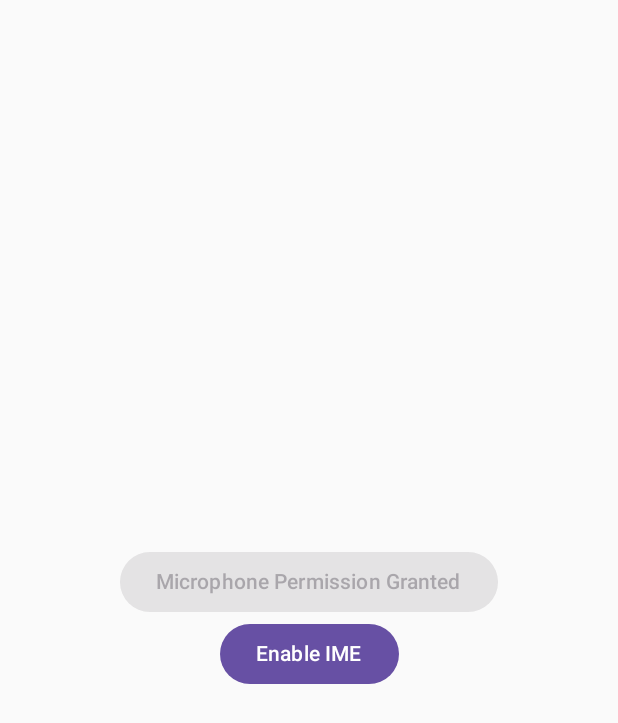
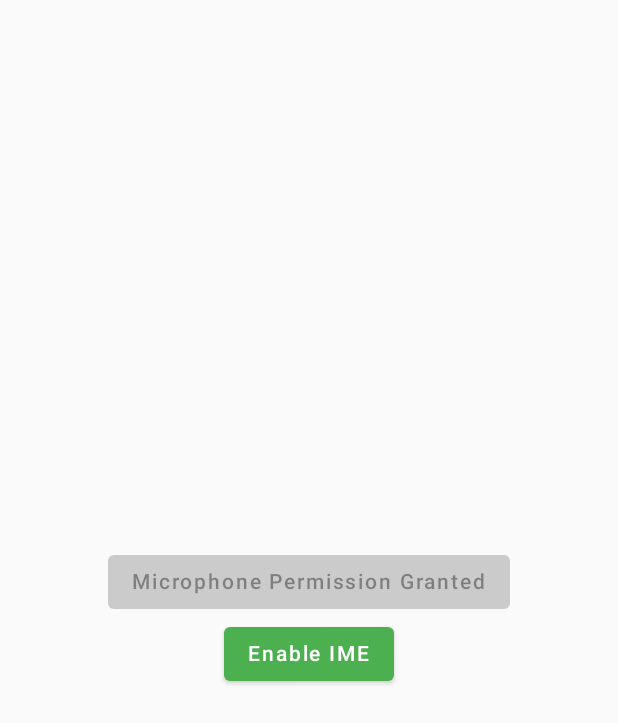
Before and after one commit to ElishaAz/Sayboard, an Android app built with Jetpack Compose: the screen it shows after launch (SettingsActivity), on a phone screen of 412 x 824 dp. Shown: the top 723 px of the screen. Run offline under Robolectric (Android 15) with nearby library versions, the phone set to English and light mode, and no system bars; our stand-ins replace EventBus, livedata-compose; libraries missing offline, so code that uses them is left out: dev.patrickgold.jetpref; 3 statements that could not run were skipped.

Commit message:
Switched to material 2. Added dark theme. Closes #40

```diff
--- a/app/build.gradle
+++ b/app/build.gradle
@@ -145,9 +145,9 @@ dependencies {
 
     // Choose one of the following:
     // Material Design 3
-    implementation 'androidx.compose.material3:material3'
+//    implementation 'androidx.compose.material3:material3'
     // or Material Design 2
-//    implementation 'androidx.compose.material:material'
+    implementation 'androidx.compose.material:material'
     // or skip Material Design and build directly on top of foundational components
 //    implementation 'androidx.compose.foundation:foundation'
     // or only import the main APIs for the underlying toolkit systems,
--- /dev/null
+++ b/app/src/main/java/com/elishaazaria/sayboard/theme/Color.kt
@@ -0,0 +1,7 @@
+package com.elishaazaria.sayboard.theme
+import androidx.compose.ui.graphics.Color
+
+val Green500 = Color(0xFF4CAF50)
+val Green700 = Color(0xFF377A00)
+val Orange700 = Color(0xFFFF9800)
+val Orange900 = Color(0xFFE65100)
--- /dev/null
+++ b/app/src/main/java/com/elishaazaria/sayboard/theme/Shape.kt
@@ -0,0 +1,11 @@
+package com.elishaazaria.sayboard.theme
+
+import androidx.compose.foundation.shape.RoundedCornerShape
+import androidx.compose.material.Shapes
+import androidx.compose.ui.unit.dp
+
+val Shapes = Shapes(
+    small = RoundedCornerShape(4.dp),
+    medium = RoundedCornerShape(4.dp),
+    large = RoundedCornerShape(0.dp),
+)
--- /dev/null
+++ b/app/src/main/java/com/elishaazaria/sayboard/theme/Theme.kt
@@ -0,0 +1,54 @@
+package com.elishaazaria.sayboard.theme
+
+import androidx.compose.foundation.isSystemInDarkTheme
+import androidx.compose.material.MaterialTheme
+import androidx.compose.material.darkColors
+import androidx.compose.material.lightColors
+import androidx.compose.runtime.Composable
+import androidx.compose.ui.graphics.Color
+
+private val DarkColorPalette = darkColors(
+    primary = Green500,
+    primaryVariant = Green700,
+    secondary = Orange700,
+    secondaryVariant = Orange900,
+
+    background = Color(0xFF1F1F1F),
+    surface = Color(0xFF212121),
+)
+
+private val LightColorPalette = lightColors(
+    primary = Green500,
+    primaryVariant = Green700,
+    secondary = Orange700,
+    secondaryVariant = Orange900,
+
+    background = Color(0xFFFFFFFF),
+    surface = Color(0xFFE7E7E7),
+
+    /* Other default colors to override
+    background = Color.White,
+    surface = Color.White,
+    onPrimary = Color.White,
+    onSecondary = Color.Black,
+    onBackground = Color.Black,
+    onSurface = Color.Black,
+    */
+)
+
+@Composable
+fun AppTheme(
+    darkTheme: Boolean = isSystemInDarkTheme(),
+    content: @Composable () -> Unit
+) {
+
+    val colors = if (darkTheme)
+        DarkColorPalette
+    else LightColorPalette
+
+    MaterialTheme(
+        colors = colors,
+        shapes = Shapes,
+        content = content,
+    )
+}
--- a/app/src/main/java/com/elishaazaria/sayboard/ui/GrantPermissionsUi.kt
+++ b/app/src/main/java/com/elishaazaria/sayboard/ui/GrantPermissionsUi.kt
@@ -3,8 +3,8 @@ package com.elishaazaria.sayboard.ui
 import androidx.compose.foundation.layout.Arrangement
 import androidx.compose.foundation.layout.Column
 import androidx.compose.foundation.layout.fillMaxSize
-import androidx.compose.material3.Button
-import androidx.compose.material3.Text
+import androidx.compose.material.Button
+import androidx.compose.material.Text
 import androidx.compose.runtime.Composable
 import androidx.compose.runtime.State
 import androidx.compose.ui.Alignment
@@ -28,7 +28,6 @@ public fun GrantPermissionUi(
             } else {
                 Text(text = "Grant Microphone Permission")
             }
-
         }
         Button(onClick = requestIme, enabled = !ime.value) {
             if (ime.value) {
--- a/app/src/main/java/com/elishaazaria/sayboard/ui/UISettingsUi.kt
+++ b/app/src/main/java/com/elishaazaria/sayboard/ui/UISettingsUi.kt
@@ -10,9 +10,8 @@ import dev.patrickgold.jetpref.datastore.ui.ExperimentalJetPrefDatastoreUi
 import dev.patrickgold.jetpref.datastore.ui.PreferenceGroup
 import dev.patrickgold.jetpref.datastore.ui.ScrollablePreferenceLayout
 import dev.patrickgold.jetpref.datastore.ui.SwitchPreference
-import dev.patrickgold.jetpref.material.ui.ExperimentalJetPrefMaterialUi
 
-@OptIn(ExperimentalJetPrefMaterialUi::class, ExperimentalJetPrefDatastoreUi::class)
+@OptIn(ExperimentalJetPrefDatastoreUi::class)
 @Composable
 fun UISettingsUi() = ScrollablePreferenceLayout(sayboardPreferenceModel()) {
     PreferenceGroup(title = stringResource(id = R.string.ui_light_theme_header)) {
```
Also changed, not shown: app/src/main/java/com/elishaazaria/sayboard/SettingsActivity.kt (+10 -7 lines), app/src/main/java/com/elishaazaria/sayboard/ui/ColorPickerPreference.kt (+20 -19 lines), app/src/main/java/com/elishaazaria/sayboard/ui/ModelsSettingsUi.kt (+66 -50 lines).
